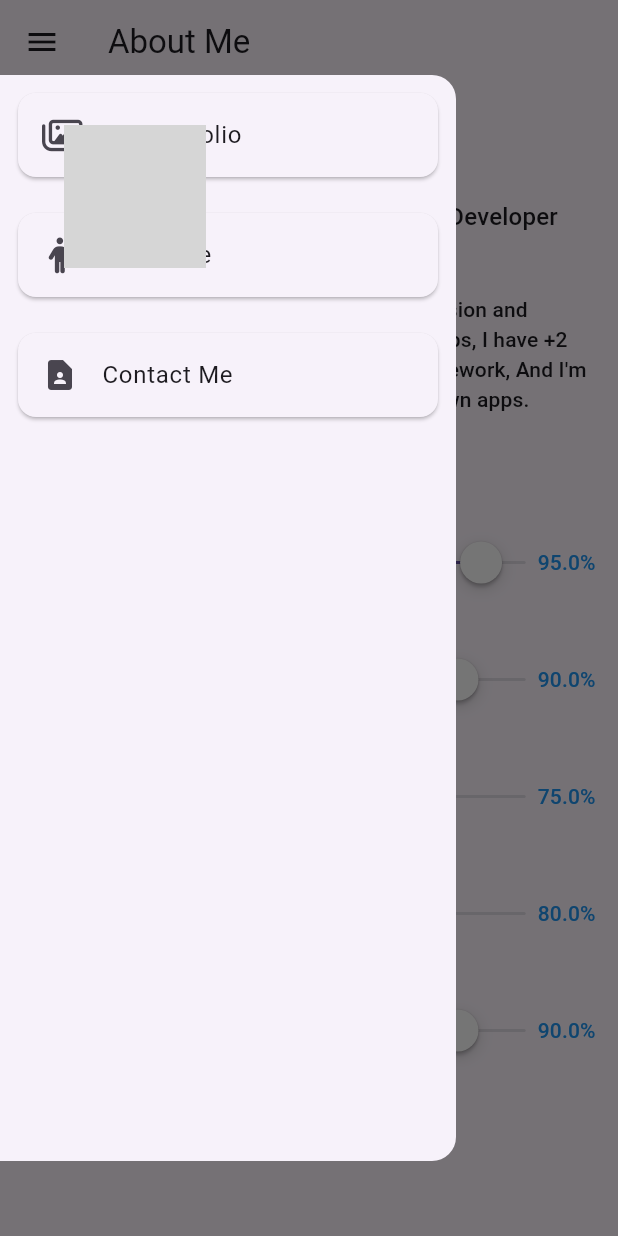
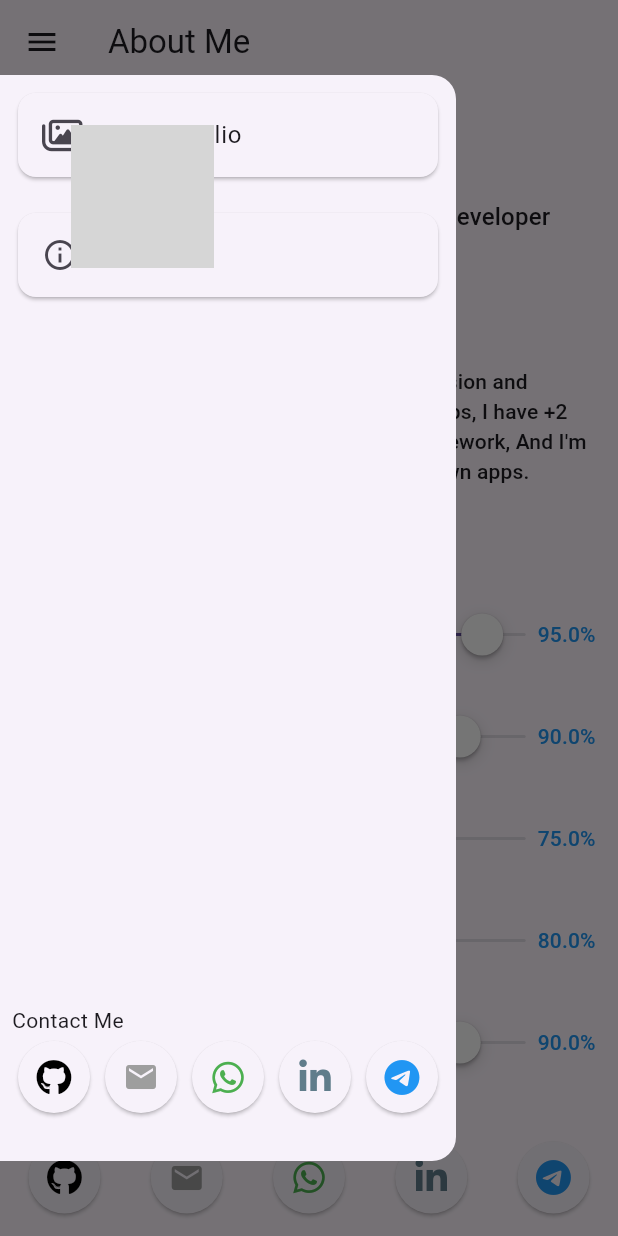
Before and after one commit to Modather-ali/portfolio, a Flutter app: the AboutMeScreen widget shown alone on an empty page, opened directly, with the side drawer open, on a phone screen of 412 x 824 dp. Run offline on Flutter 3.47's test engine with Material 2 defaults, Android fonts, the phone set to English and light mode, and no system bars; our stand-ins replace font_awesome_flutter; grey boxes are pictures that could not be loaded.

Commit message:
new update

```diff
--- a/lib/main.dart
+++ b/lib/main.dart
@@ -11,7 +11,7 @@ class MyApp extends StatelessWidget {
   @override
   Widget build(BuildContext context) {
     return MaterialApp(
-      title: 'Flutter Demo',
+      title: 'Modather\'s Portfolio ',
       theme: ThemeData(
         useMaterial3: true,
         primarySwatch: Colors.blue,
--- a/lib/screens/about_me_screen.dart
+++ b/lib/screens/about_me_screen.dart
@@ -1,3 +1,4 @@
+import 'package:flutter/cupertino.dart';
 import 'package:flutter/material.dart';
 
 import '../widgets/widgets.dart';
@@ -10,7 +11,7 @@ class AboutMeScreen extends StatelessWidget {
     return DynamicAppBar(
       title: 'About Me',
       body: ListView(
-        padding: const EdgeInsets.symmetric(vertical: 25),
+        padding: const EdgeInsets.symmetric(vertical: 25, horizontal: 15),
         children: [
           Row(
             mainAxisSize: MainAxisSize.min,
@@ -38,28 +39,34 @@ class AboutMeScreen extends StatelessWidget {
               ),
             ],
           ),
+          Center(
+            child: ElevatedButton.icon(
+              onPressed: () {},
+              icon: const Icon(CupertinoIcons.doc_text_viewfinder),
+              label: const Text("View My Resume"),
+            ),
+          ),
           Padding(
-            padding: const EdgeInsets.all(15),
+            padding: const EdgeInsets.symmetric(vertical: 15),
             child: Text(
               " Hi!, I am Modather Ali, who has a strong passion and interest for design and developing Mobile Apps, I have +2 years of experience dealing with Flutter framework, And I'm passionate about helping people own their own apps.",
               style: Theme.of(context).textTheme.labelLarge,
               // textAlign: TextAlign.center,
             ),
           ),
-          Padding(
-            padding: const EdgeInsets.symmetric(horizontal: 15),
-            child: Text(
-              "My Skills",
-              style: Theme.of(context).textTheme.titleLarge!.copyWith(
-                    color: Colors.blue,
-                  ),
-            ),
+          Text(
+            "My Skills",
+            style: Theme.of(context).textTheme.titleLarge!.copyWith(
+                  color: Colors.blue,
+                ),
           ),
+          const SizedBox(height: 10),
           const SkillWidget(title: 'Flutter', value: 95),
           const SkillWidget(title: 'Dart', value: 90),
           const SkillWidget(title: 'Firebase', value: 75),
           const SkillWidget(title: 'Git', value: 80),
           const SkillWidget(title: 'APIs', value: 90),
+          const ContactMeBuilder(),
         ],
       ),
     );
--- a/lib/screens/home_screen.dart
+++ b/lib/screens/home_screen.dart
@@ -1,5 +1,4 @@
 import 'package:flutter/material.dart';
-import 'package:font_awesome_flutter/font_awesome_flutter.dart';
 
 import '../widgets/widgets.dart';
 
@@ -20,34 +19,7 @@ class HomeScreen extends StatelessWidget {
           const Text("An Applications Developer"),
           const SizedBox(width: double.infinity),
           const ProjectsBuilder(),
-          const SizedBox(height: 20),
-          const Text("Contact Me"),
-          Row(
-            mainAxisAlignment: MainAxisAlignment.spaceEvenly,
-            children: [
-              ContactButton(
-                onPressed: () {},
-                icon: FontAwesomeIcons.github,
-              ),
-              ContactButton(
-                onPressed: () {},
-                icon: Icons.email,
-              ),
-              ContactButton(
-                onPressed: () {},
-                icon: FontAwesomeIcons.whatsapp,
-              ),
-              ContactButton(
-                onPressed: () {},
-                icon: FontAwesomeIcons.linkedinIn,
-              ),
-              ContactButton(
-                onPressed: () {},
-                icon: FontAwesomeIcons.telegram,
-              ),
-            ],
-          ),
-          const SizedBox(height: 20)
+          const ContactMeBuilder(),
         ],
       ),
     );
--- a/lib/widgets/contact_button.dart
+++ b/lib/widgets/contact_button.dart
@@ -3,10 +3,12 @@ import 'package:flutter/material.dart';
 class ContactButton extends StatelessWidget {
   final void Function()? onPressed;
   final IconData? icon;
+  final Color? color;
   const ContactButton({
     super.key,
     required this.onPressed,
     required this.icon,
+    this.color,
   });
 
   @override
@@ -15,7 +17,10 @@ class ContactButton extends StatelessWidget {
       shape: RoundedRectangleBorder(borderRadius: BorderRadius.circular(30)),
       child: IconButton(
         onPressed: onPressed,
-        icon: Icon(icon),
+        icon: Icon(
+          icon,
+          color: color,
+        ),
       ),
     );
   }
--- /dev/null
+++ b/lib/widgets/contact_me_builder.dart
@@ -0,0 +1,51 @@
+import 'package:flutter/material.dart';
+import 'package:font_awesome_flutter/font_awesome_flutter.dart';
+
+import 'widgets.dart';
+
+class ContactMeBuilder extends StatelessWidget {
+  const ContactMeBuilder({super.key});
+
+  @override
+  Widget build(BuildContext context) {
+    return Padding(
+      padding: const EdgeInsets.symmetric(vertical: 20),
+      child: Column(
+        crossAxisAlignment: CrossAxisAlignment.start,
+        children: [
+          const Text("Contact Me"),
+          Row(
+            mainAxisAlignment: MainAxisAlignment.spaceBetween,
+            children: [
+              ContactButton(
+                onPressed: () {},
+                icon: FontAwesomeIcons.github,
+                color: Colors.black,
+              ),
+              ContactButton(
+                onPressed: () {},
+                icon: Icons.email,
+                color: Colors.grey,
+              ),
+              ContactButton(
+                onPressed: () {},
+                icon: FontAwesomeIcons.whatsapp,
+                color: Colors.green,
+              ),
+              ContactButton(
+                onPressed: () {},
+                icon: FontAwesomeIcons.linkedinIn,
+                color: Colors.blueGrey,
+              ),
+              ContactButton(
+                onPressed: () {},
+                icon: FontAwesomeIcons.telegram,
+                color: Colors.blue,
+              ),
+            ],
+          ),
+        ],
+      ),
+    );
+  }
+}
--- a/lib/widgets/custom_drawer.dart
+++ b/lib/widgets/custom_drawer.dart
@@ -24,15 +24,15 @@ class CustomDrawer extends StatelessWidget {
             ),
             DrawerItem(
               title: "About Me",
-              iconData: FontAwesomeIcons.person,
+              iconData: Icons.info_outline,
               onTap: () {
                 _navigateTo(context, const AboutMeScreen());
               },
             ),
-            DrawerItem(
-              title: "Contact Me",
-              iconData: Icons.contact_page,
-              onTap: () {},
+            const Spacer(),
+            const Padding(
+              padding: EdgeInsets.all(8.0),
+              child: ContactMeBuilder(),
             ),
           ],
         ),
--- a/lib/widgets/skill_widget.dart
+++ b/lib/widgets/skill_widget.dart
@@ -12,15 +12,10 @@ class SkillWidget extends StatelessWidget {
 
   @override
   Widget build(BuildContext context) {
-    return Padding(
-      padding: const EdgeInsets.only(right: 15),
-      child: Column(
+    return Column(
       crossAxisAlignment: CrossAxisAlignment.start,
       children: [
-          Padding(
-            padding: const EdgeInsets.only(top: 10, left: 20),
-            child: Text(title, style: Theme.of(context).textTheme.titleMedium),
-          ),
+        Text(title, style: Theme.of(context).textTheme.titleMedium),
         Row(
           mainAxisAlignment: MainAxisAlignment.spaceBetween,
           children: [
@@ -41,7 +36,6 @@ class SkillWidget extends StatelessWidget {
           ],
         ),
       ],
-      ),
     );
   }
 }
--- a/lib/widgets/widgets.dart
+++ b/lib/widgets/widgets.dart
@@ -1,4 +1,5 @@
 export 'contact_button.dart';
+export 'contact_me_builder.dart';
 export 'custom_drawer.dart';
 export 'drawer_item.dart';
 export 'dynamic_app_bar.dart';
```
Lines whose indentation alone changed are shown as unchanged.
